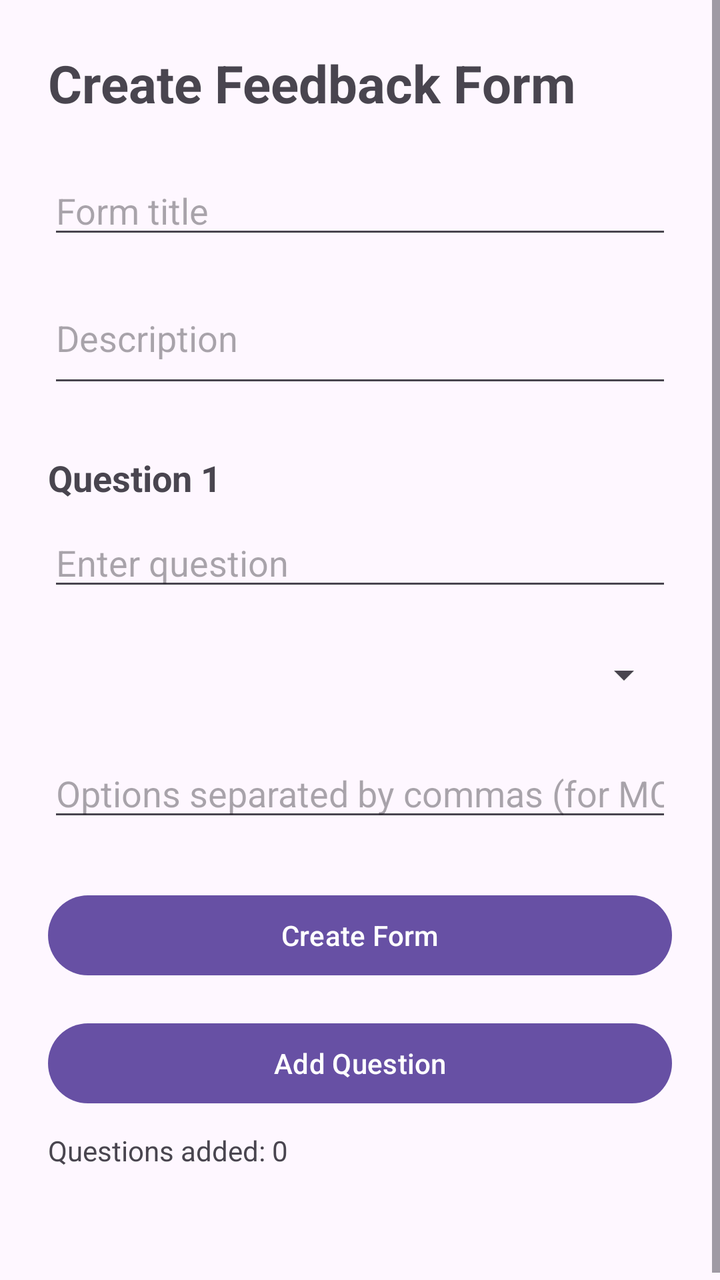
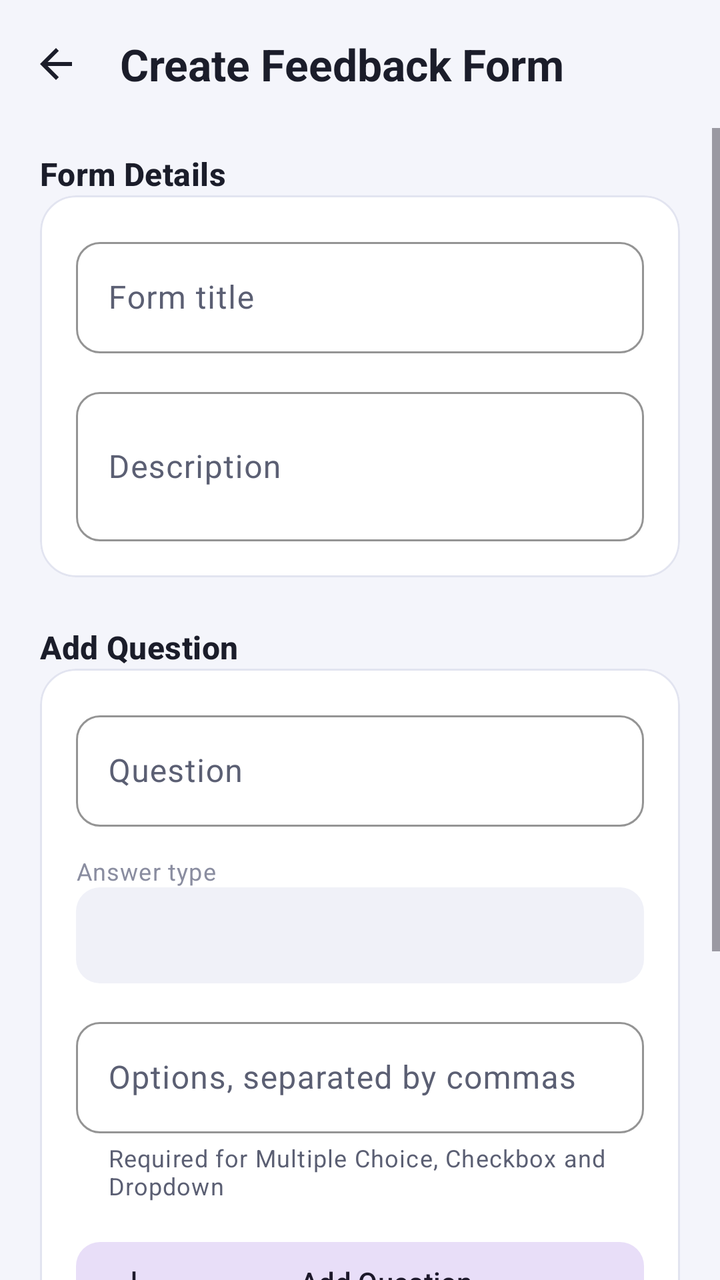

Screens rendered from an Android XML layout before and after an edit, with the pre-edit source and the edit as a unified diff.
<!-- AndroidManifest.xml: application theme Theme.FeedbackManagement -->
<!-- res/layout/activity_create_form.xml -->
<?xml version="1.0" encoding="utf-8"?>
<ScrollView xmlns:android="http://schemas.android.com/apk/res/android"
    android:layout_width="match_parent"
    android:layout_height="match_parent">

    <LinearLayout
        android:layout_width="match_parent"
        android:layout_height="wrap_content"
        android:orientation="vertical"
        android:padding="24dp">

        <TextView
            android:layout_width="wrap_content"
            android:layout_height="wrap_content"
            android:text="Create Feedback Form"
            android:textSize="26sp"
            android:textStyle="bold"
            android:layout_marginBottom="24dp" />

        <EditText
            android:id="@+id/titleEditText"
            android:layout_width="match_parent"
            android:layout_height="wrap_content"
            android:hint="Form title"
            android:inputType="textCapSentences" />

        <EditText
            android:id="@+id/descriptionEditText"
            android:layout_width="match_parent"
            android:layout_height="wrap_content"
            android:hint="Description"
            android:inputType="textCapSentences|textMultiLine"
            android:minLines="2"
            android:layout_marginTop="12dp" />

        <TextView
            android:layout_width="wrap_content"
            android:layout_height="wrap_content"
            android:text="Question 1"
            android:textStyle="bold"
            android:textSize="18sp"
            android:layout_marginTop="28dp" />

        <EditText
            android:id="@+id/questionEditText"
            android:layout_width="match_parent"
            android:layout_height="wrap_content"
            android:hint="Enter question"
            android:inputType="textCapSentences"
            android:layout_marginTop="8dp" />

        <Spinner
            android:id="@+id/questionTypeSpinner"
            android:layout_width="match_parent"
            android:layout_height="50dp"
            android:layout_marginTop="12dp" />

        <EditText
            android:id="@+id/optionsEditText"
            android:layout_width="match_parent"
            android:layout_height="wrap_content"
            android:hint="Options separated by commas (for MCQ/Checkbox/Dropdown)"
            android:inputType="text"
            android:layout_marginTop="12dp" />

        <Button
            android:id="@+id/createFormButton"
            android:layout_width="match_parent"
            android:layout_height="wrap_content"
            android:text="Create Form"
            android:layout_marginTop="28dp" />

        <Button
            android:id="@+id/addQuestionButton"
            android:layout_width="match_parent"
            android:layout_height="wrap_content"
            android:text="Add Question"
            android:layout_marginTop="16dp" />

        <TextView
            android:id="@+id/questionsAddedText"
            android:layout_width="match_parent"
            android:layout_height="wrap_content"
            android:text="Questions added: 0"
            android:layout_marginTop="10dp" />

        <ProgressBar
            android:id="@+id/createProgressBar"
            android:layout_width="wrap_content"
            android:layout_height="wrap_content"
            android:layout_gravity="center"
            android:layout_marginTop="16dp"
            android:visibility="gone" />

        <TextView
            android:id="@+id/createStatusText"
            android:layout_width="wrap_content"
            android:layout_height="wrap_content"
            android:layout_marginTop="16dp"
            android:text="" />

    </LinearLayout>

</ScrollView>
<!-- resources referenced by this layout -->
<resources>
  <style name="Base.Theme.FeedbackManagement" parent="Theme.Material3.DayNight.NoActionBar">
          
          
      </style>
  <!-- unchanged entries left out for length: 1 -->
</resources>

<!-- the commit's change to res/layout/activity_create_form.xml (unified diff, before → after) -->
@@ -1,104 +1,200 @@
 <?xml version="1.0" encoding="utf-8"?>
-<ScrollView xmlns:android="http://schemas.android.com/apk/res/android"
+<LinearLayout xmlns:android="http://schemas.android.com/apk/res/android"
+    xmlns:app="http://schemas.android.com/apk/res-auto"
     android:layout_width="match_parent"
-    android:layout_height="match_parent">
-
-    <LinearLayout
+    android:layout_height="match_parent"
+    android:orientation="vertical"
+    android:background="@color/neutral_background">
+
+    <com.google.android.material.appbar.MaterialToolbar
+        android:id="@+id/toolbar"
         android:layout_width="match_parent"
-        android:layout_height="wrap_content"
-        android:orientation="vertical"
-        android:padding="24dp">
-
-        <TextView
-            android:layout_width="wrap_content"
-            android:layout_height="wrap_content"
-            android:text="Create Feedback Form"
-            android:textSize="26sp"
-            android:textStyle="bold"
-            android:layout_marginBottom="24dp" />
-
-        <EditText
-            android:id="@+id/titleEditText"
+        android:layout_height="?attr/actionBarSize"
+        app:navigationIcon="@drawable/ic_arrow_back"
+        app:navigationIconTint="@color/text_primary"
+        app:title="Create Feedback Form"
+        app:titleTextAppearance="@style/TextAppearance.Feedback.ToolbarTitle" />
+
+    <ScrollView
+        android:layout_width="match_parent"
+        android:layout_height="match_parent">
+
+        <LinearLayout
             android:layout_width="match_parent"
             android:layout_height="wrap_content"
-            android:hint="Form title"
-            android:inputType="textCapSentences" />
-
-        <EditText
-            android:id="@+id/descriptionEditText"
-            android:layout_width="match_parent"
-            android:layout_height="wrap_content"
-            android:hint="Description"
-            android:inputType="textCapSentences|textMultiLine"
-            android:minLines="2"
-            android:layout_marginTop="12dp" />
-
-        <TextView
-            android:layout_width="wrap_content"
-            android:layout_height="wrap_content"
-            android:text="Question 1"
-            android:textStyle="bold"
-            android:textSize="18sp"
-            android:layout_marginTop="28dp" />
-
-        <EditText
-            android:id="@+id/questionEditText"
-            android:layout_width="match_parent"
-            android:layout_height="wrap_content"
-            android:hint="Enter question"
-            android:inputType="textCapSentences"
-            android:layout_marginTop="8dp" />
-
-        <Spinner
-            android:id="@+id/questionTypeSpinner"
-            android:layout_width="match_parent"
-            android:layout_height="50dp"
-            android:layout_marginTop="12dp" />
-
-        <EditText
-            android:id="@+id/optionsEditText"
-            android:layout_width="match_parent"
-            android:layout_height="wrap_content"
-            android:hint="Options separated by commas (for MCQ/Checkbox/Dropdown)"
-            android:inputType="text"
-            android:layout_marginTop="12dp" />
-
-        <Button
-            android:id="@+id/createFormButton"
-            android:layout_width="match_parent"
-            android:layout_height="wrap_content"
-            android:text="Create Form"
-            android:layout_marginTop="28dp" />
-
-        <Button
-            android:id="@+id/addQuestionButton"
-            android:layout_width="match_parent"
-            android:layout_height="wrap_content"
-            android:text="Add Question"
-            android:layout_marginTop="16dp" />
-
-        <TextView
-            android:id="@+id/questionsAddedText"
-            android:layout_width="match_parent"
-            android:layout_height="wrap_content"
-            android:text="Questions added: 0"
-            android:layout_marginTop="10dp" />
-
-        <ProgressBar
-            android:id="@+id/createProgressBar"
-            android:layout_width="wrap_content"
-            android:layout_height="wrap_content"
-            android:layout_gravity="center"
-            android:layout_marginTop="16dp"
-            android:visibility="gone" />
-
-        <TextView
-            android:id="@+id/createStatusText"
-            android:layout_width="wrap_content"
-            android:layout_height="wrap_content"
-            android:layout_marginTop="16dp"
-            android:text="" />
-
-    </LinearLayout>
-
-</ScrollView>
+            android:orientation="vertical"
+            android:paddingHorizontal="20dp"
+            android:paddingBottom="32dp">
+
+            
+            <TextView
+                android:layout_width="match_parent"
+                android:layout_height="wrap_content"
+                android:layout_marginTop="12dp"
+                android:text="Form Details"
+                android:textAppearance="@style/TextAppearance.Feedback.SectionTitle" />
+
+            <com.google.android.material.card.MaterialCardView
+                android:layout_width="match_parent"
+                android:layout_height="wrap_content"
+                app:cardCornerRadius="18dp"
+                app:cardElevation="0dp"
+                app:strokeColor="@color/neutral_outline"
+                app:strokeWidth="1dp">
+
+                <LinearLayout
+                    android:layout_width="match_parent"
+                    android:layout_height="wrap_content"
+                    android:orientation="vertical"
+                    android:padding="18dp">
+
+                    <com.google.android.material.textfield.TextInputLayout
+                        android:layout_width="match_parent"
+                        android:layout_height="wrap_content"
+                        android:hint="Form title">
+
+                        <com.google.android.material.textfield.TextInputEditText
+                            android:id="@+id/titleEditText"
+                            android:layout_width="match_parent"
+                            android:layout_height="wrap_content"
+                            android:inputType="textCapSentences" />
+                    </com.google.android.material.textfield.TextInputLayout>
+
+                    <com.google.android.material.textfield.TextInputLayout
+                        android:layout_width="match_parent"
+                        android:layout_height="wrap_content"
+                        android:layout_marginTop="14dp"
+                        android:hint="Description">
+
+                        <com.google.android.material.textfield.TextInputEditText
+                            android:id="@+id/descriptionEditText"
+                            android:layout_width="match_parent"
+                            android:layout_height="wrap_content"
+                            android:inputType="textCapSentences|textMultiLine"
+                            android:minLines="2" />
+                    </com.google.android.material.textfield.TextInputLayout>
+
+                </LinearLayout>
+            </com.google.android.material.card.MaterialCardView>
+
+            
+            <TextView
+                android:layout_width="match_parent"
+                android:layout_height="wrap_content"
+                android:layout_marginTop="24dp"
+                android:text="Add Question"
+                android:textAppearance="@style/TextAppearance.Feedback.SectionTitle" />
+
+            <com.google.android.material.card.MaterialCardView
+                android:layout_width="match_parent"
+                android:layout_height="wrap_content"
+                app:cardCornerRadius="18dp"
+                app:cardElevation="0dp"
+                app:strokeColor="@color/neutral_outline"
+                app:strokeWidth="1dp">
+
+                <LinearLayout
+                    android:layout_width="match_parent"
+                    android:layout_height="wrap_content"
+                    android:orientation="vertical"
+                    android:padding="18dp">
+
+                    <com.google.android.material.textfield.TextInputLayout
+                        android:layout_width="match_parent"
+                        android:layout_height="wrap_content"
+                        android:hint="Question">
+
+                        <com.google.android.material.textfield.TextInputEditText
+                            android:id="@+id/questionEditText"
+                            android:layout_width="match_parent"
+                            android:layout_height="wrap_content"
+                            android:inputType="textCapSentences" />
+                    </com.google.android.material.textfield.TextInputLayout>
+
+                    <TextView
+                        android:layout_width="match_parent"
+                        android:layout_height="wrap_content"
+                        android:layout_marginTop="14dp"
+                        android:text="Answer type"
+                        android:textAppearance="@style/TextAppearance.Feedback.Caption" />
+
+                    <Spinner
+                        android:id="@+id/questionTypeSpinner"
+                        android:layout_width="match_parent"
+                        android:layout_height="48dp"
+                        android:background="@drawable/bg_input_hint_icon"
+                        android:paddingHorizontal="12dp" />
+
+                    <com.google.android.material.textfield.TextInputLayout
+                        android:layout_width="match_parent"
+                        android:layout_height="wrap_content"
+                        android:layout_marginTop="14dp"
+                        android:hint="Options, separated by commas"
+                        app:helperText="Required for Multiple Choice, Checkbox and Dropdown">
+
+                        <com.google.android.material.textfield.TextInputEditText
+                            android:id="@+id/optionsEditText"
+                            android:layout_width="match_parent"
+                            android:layout_height="wrap_content"
+                            android:inputType="text" />
+                    </com.google.android.material.textfield.TextInputLayout>
+
+                    <com.google.android.material.button.MaterialButton
+                        android:id="@+id/addQuestionButton"
+                        style="@style/Widget.Feedback.Button.Tonal"
+                        android:layout_width="match_parent"
+                        android:layout_height="48dp"
+                        android:layout_marginTop="16dp"
+                        android:text="Add Question"
+                        app:icon="@drawable/ic_add" />
+
+                </LinearLayout>
+            </com.google.android.material.card.MaterialCardView>
+
+            
+            <TextView
+                android:id="@+id/questionsAddedText"
+                android:layout_width="match_parent"
+                android:layout_height="wrap_content"
+                android:layout_marginTop="24dp"
+                android:text="Questions added: 0"
+                android:textAppearance="@style/TextAppearance.Feedback.SectionTitle" />
+
+            <LinearLayout
+                android:id="@+id/questionsContainer"
+                android:layout_width="match_parent"
+                android:layout_height="wrap_content"
+                android:orientation="vertical"
+                android:layout_marginTop="4dp" />
+
+            <com.google.android.material.button.MaterialButton
+                android:id="@+id/createFormButton"
+                android:layout_width="match_parent"
+                android:layout_height="52dp"
+                android:layout_marginTop="24dp"
+                android:text="Create Form"
+                android:textAllCaps="false"
+                android:textSize="16sp"
+                app:cornerRadius="12dp" />
+
+            <ProgressBar
+                android:id="@+id/createProgressBar"
+                android:layout_width="wrap_content"
+                android:layout_height="wrap_content"
+                android:layout_gravity="center"
+                android:layout_marginTop="16dp"
+                android:visibility="gone" />
+
+            <TextView
+                android:id="@+id/createStatusText"
+                android:layout_width="match_parent"
+                android:layout_height="wrap_content"
+                android:layout_marginTop="10dp"
+                android:gravity="center"
+                android:textAppearance="@style/TextAppearance.Feedback.Body"
+                android:text="" />
+
+        </LinearLayout>
+    </ScrollView>
+
+</LinearLayout>
<!-- resource entries referenced after the edit -->
@@ -1,9 +1,127 @@
 <!-- resources referenced by this layout -->
 <resources>
+  <color name="neutral_background">#F4F5FB</color>
+  <color name="neutral_outline">#E2E4F0</color>
+  <color name="text_primary">#1B1D2A</color>
+  <!-- drawable bg_input_hint_icon (drawable) -->
+  <?xml version="1.0" encoding="utf-8"?>
+  <shape xmlns:android="http://schemas.android.com/apk/res/android"
+      android:shape="rectangle">
+      <corners android:radius="12dp"/>
+      <solid android:color="@color/neutral_surface_alt"/>
+  </shape>
+  <!-- drawable ic_add (drawable) -->
+  <?xml version="1.0" encoding="utf-8"?>
+  <vector xmlns:android="http://schemas.android.com/apk/res/android"
+      android:width="24dp"
+      android:height="24dp"
+      android:viewportWidth="24"
+      android:viewportHeight="24"
+      android:tint="?attr/colorControlNormal">
+      <path
+          android:fillColor="@android:color/white"
+          android:pathData="M19,13h-6v6h-2v-6H5v-2h6V5h2v6h6v2z"/>
+  </vector>
+  <!-- drawable ic_arrow_back (drawable) -->
+  <?xml version="1.0" encoding="utf-8"?>
+  <vector xmlns:android="http://schemas.android.com/apk/res/android"
+      android:width="24dp"
+      android:height="24dp"
+      android:viewportWidth="24"
+      android:viewportHeight="24"
+      android:tint="?attr/colorControlNormal">
+      <path
+          android:fillColor="@android:color/white"
+          android:pathData="M20,11H7.83l5.59,-5.59L12,4l-8,8 8,8 1.41,-1.41L7.83,13H20v-2z"/>
+  </vector>
+  <style name="TextAppearance.Feedback.Body" parent="TextAppearance.Material3.BodyMedium">
+          <item name="android:textColor">@color/text_secondary</item>
+      </style>
+  <style name="TextAppearance.Feedback.Caption" parent="TextAppearance.Material3.BodySmall">
+          <item name="android:textColor">@color/text_tertiary</item>
+      </style>
+  <style name="TextAppearance.Feedback.SectionTitle" parent="TextAppearance.Material3.TitleMedium">
+          <item name="android:textColor">@color/text_primary</item>
+          <item name="android:textStyle">bold</item>
+      </style>
+  <style name="TextAppearance.Feedback.ToolbarTitle" parent="TextAppearance.Material3.TitleLarge">
+          <item name="android:textColor">@color/text_primary</item>
+          <item name="android:textStyle">bold</item>
+      </style>
+  <style name="Widget.Feedback.Button.Tonal" parent="Widget.Material3.Button.TonalButton">
+          <item name="cornerRadius">12dp</item>
+          <item name="android:minHeight">44dp</item>
+          <item name="android:textAllCaps">false</item>
+          <item name="android:textSize">14sp</item>
+      </style>
+  <color name="neutral_surface_alt">#F0F1F8</color>
+  <color name="text_secondary">#5B5F73</color>
+  <color name="text_tertiary">#8A8DA0</color>
   <style name="Base.Theme.FeedbackManagement" parent="Theme.Material3.DayNight.NoActionBar">
-          
-          
+          <item name="colorPrimary">@color/brand_primary</item>
+          <item name="colorOnPrimary">@color/text_on_primary</item>
+          <item name="colorPrimaryContainer">@color/brand_primary_container</item>
+          <item name="colorOnPrimaryContainer">@color/brand_on_primary_container</item>
+  
+          <item name="colorSecondary">@color/brand_accent</item>
+          <item name="colorOnSecondary">@color/text_on_primary</item>
+  
+          <item name="colorError">@color/semantic_error</item>
+  
+          <item name="android:colorBackground">@color/neutral_background</item>
+          <item name="colorSurface">@color/neutral_surface</item>
+          <item name="colorOnSurface">@color/text_primary</item>
+          <item name="colorOnSurfaceVariant">@color/text_secondary</item>
+          <item name="colorOutline">@color/neutral_outline</item>
+          <item name="colorOutlineVariant">@color/neutral_outline</item>
+          <item name="colorSurfaceVariant">@color/neutral_surface_alt</item>
+  
+          <item name="android:statusBarColor">@color/neutral_background</item>
+          <item name="android:windowLightStatusBar">true</item>
+          <item name="android:navigationBarColor">@color/neutral_background</item>
+  
+          <item name="materialCardViewStyle">@style/Widget.Feedback.CardView</item>
+          <item name="materialButtonStyle">@style/Widget.Feedback.Button</item>
+          <item name="toolbarStyle">@style/Widget.Feedback.Toolbar</item>
+          <item name="textInputStyle">@style/Widget.Feedback.TextInputLayout</item>
       </style>
+  <color name="brand_primary">#4338CA</color>
+  <color name="text_on_primary">#FFFFFFFF</color>
+  <color name="brand_primary_container">#E0E4FF</color>
+  <color name="brand_on_primary_container">#1E1B4B</color>
+  <color name="brand_accent">#7C3AED</color>
+  <color name="semantic_error">#B91C1C</color>
+  <color name="neutral_surface">#FFFFFFFF</color>
+  <style name="Widget.Feedback.CardView" parent="Widget.Material3.CardView.Elevated">
+          <item name="cardCornerRadius">@dimen/card_corner_radius</item>
+          <item name="cardElevation">@dimen/card_elevation</item>
+          <item name="strokeColor">@color/neutral_outline</item>
+          <item name="strokeWidth">1dp</item>
+          <item name="cardBackgroundColor">@color/neutral_surface</item>
+      </style>
+  <style name="Widget.Feedback.Button" parent="Widget.Material3.Button">
+          <item name="cornerRadius">12dp</item>
+          <item name="android:minHeight">48dp</item>
+          <item name="android:paddingStart">20dp</item>
+          <item name="android:paddingEnd">20dp</item>
+          <item name="android:textAllCaps">false</item>
+          <item name="android:textSize">15sp</item>
+      </style>
+  <style name="Widget.Feedback.Toolbar" parent="Widget.Material3.Toolbar">
+          <item name="titleTextAppearance">@style/TextAppearance.Feedback.ToolbarTitle</item>
+          <item name="android:background">@color/neutral_background</item>
+          <item name="contentInsetStart">4dp</item>
+      </style>
+  <style name="Widget.Feedback.TextInputLayout" parent="Widget.Material3.TextInputLayout.OutlinedBox">
+          <item name="boxCornerRadiusTopStart">12dp</item>
+          <item name="boxCornerRadiusTopEnd">12dp</item>
+          <item name="boxCornerRadiusBottomStart">12dp</item>
+          <item name="boxCornerRadiusBottomEnd">12dp</item>
+          <item name="boxStrokeColor">@color/brand_primary</item>
+          <item name="hintTextColor">@color/brand_primary</item>
+      </style>
+  <dimen name="card_corner_radius">16dp</dimen>
+  <dimen name="card_elevation">1dp</dimen>
   <!-- unchanged entries left out for length: 1 -->
 </resources>
 
